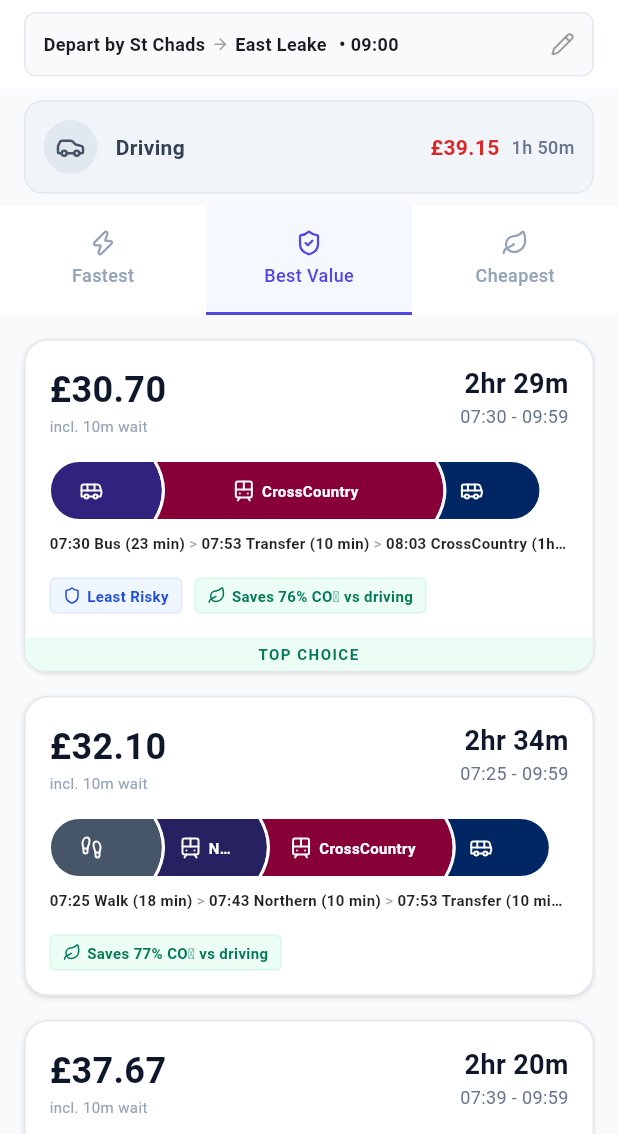
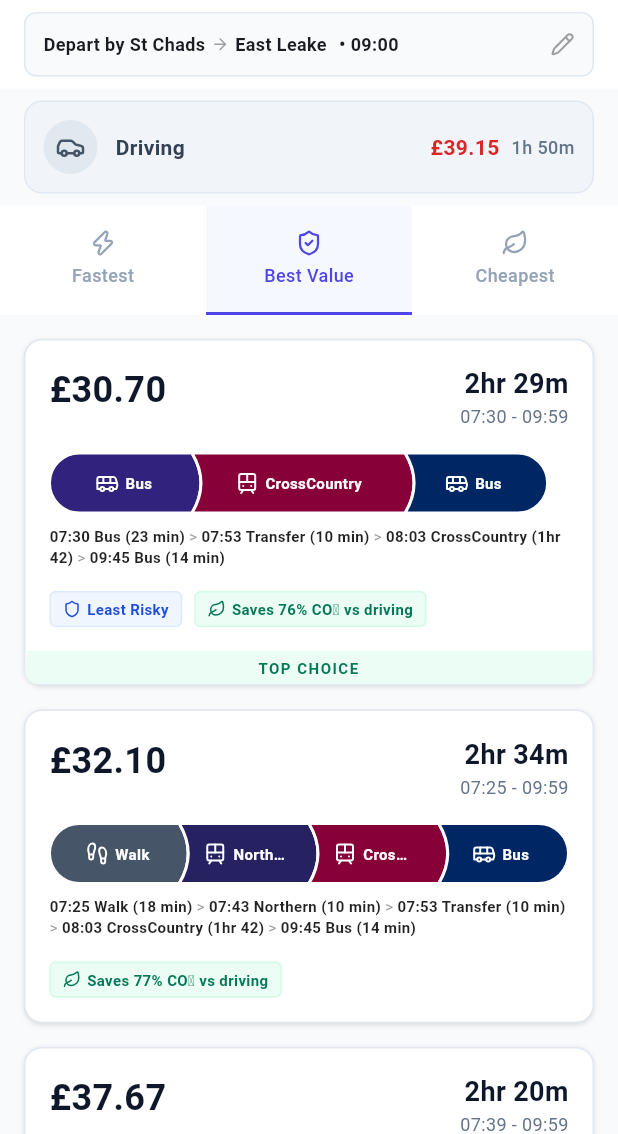
Before and after one commit to isaacw123434/Apptest, a Flutter app: the screen it shows after launch, after a tap on "Search", on a phone screen of 412 x 824 dp, the part 102-1236 px from its top. Run offline on Flutter 3.47's test engine with Material 3 defaults, Android fonts, the phone set to English and light mode, and no system bars; our stand-ins replace flutter_map, latlong2, lucide_icons.

Commit message:
Fix summary route card layout and spacing
- Removed "incl. wait" text from summary card.
- Decreased card border radius from 16 to 12.
- Updated timeline text to allow 2 lines (removed ellipsis overflow).
- Increased minimum segment width in schematic to ensure small segments (like Bus) are visible, prioritizing their content over larger segments.

Co-authored-by: isaacw123434 <188620241+isaacw123434@users.noreply.github.com>

```diff
--- a/client/lib/screens/horizontal_jigsaw_schematic.dart
+++ b/client/lib/screens/horizontal_jigsaw_schematic.dart
@@ -21,7 +21,7 @@ class HorizontalJigsawSchematic extends StatelessWidget {
         final double effectiveWidth = availableWidth.isFinite ? availableWidth : 1000.0;
 
         // Minimal width for icon + text
-        const double minSegmentWidth = 70.0;
+        const double minSegmentWidth = 95.0;
 
         // Calculate widths
         Map<Segment, double> segmentWidths = {};
--- a/client/lib/screens/summary_page.dart
+++ b/client/lib/screens/summary_page.dart
@@ -638,7 +638,7 @@ class _SummaryPageState extends State<SummaryPage> {
             margin: const EdgeInsets.only(bottom: 16),
             decoration: BoxDecoration(
               color: Colors.white,
-              borderRadius: BorderRadius.circular(16),
+              borderRadius: BorderRadius.circular(12),
               border: Border.all(color: const Color(0xFFE2E8F0)), // Slate 200
               boxShadow: const [BoxShadow(color: Colors.black12, blurRadius: 2, offset: Offset(0, 1))],
             ),
@@ -666,11 +666,6 @@ class _SummaryPageState extends State<SummaryPage> {
                                   color: Color(0xFF0F172A), // Slate 900
                                 ),
                               ),
-                              if (result.buffer > 0)
-                                Text(
-                                  'incl. ${result.buffer}m wait',
-                                  style: const TextStyle(fontSize: 10, color: Color(0xFF94A3B8)),
-                                ),
                             ],
                           ),
                           Column(
@@ -991,8 +986,7 @@ class _SummaryPageState extends State<SummaryPage> {
     return Text.rich(
       TextSpan(children: spans),
       style: const TextStyle(fontSize: 10), // Small font as requested indirectly by "under the diagram"
-      overflow: TextOverflow.ellipsis,
-      maxLines: 1,
+      maxLines: 2,
     );
   }
 
```
